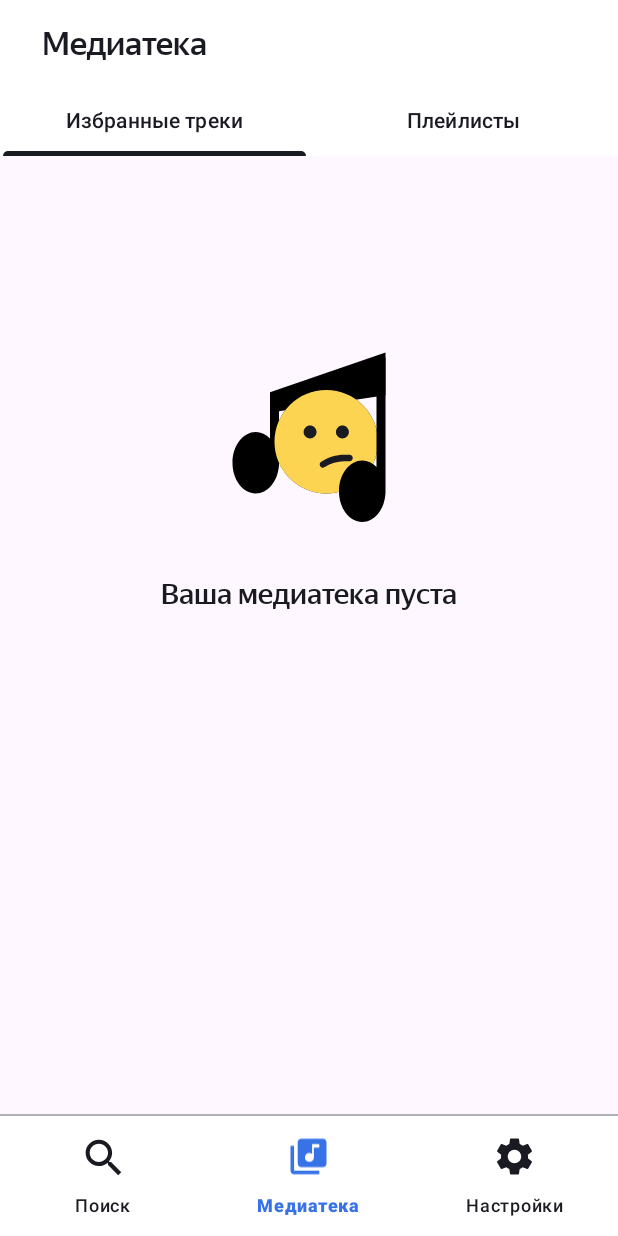
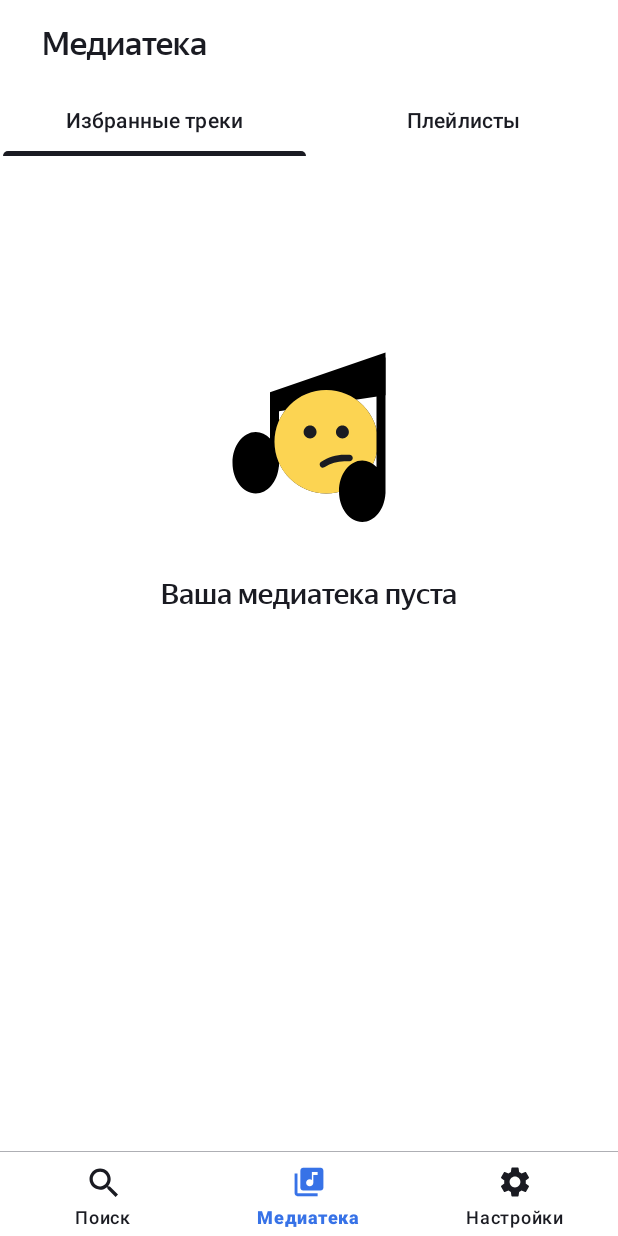
Before and after one commit to Dmitriy-2001/PlaylistMaker, an Android app: the screen it shows after launch (RootActivity), on a phone screen of 412 x 824 dp. Run offline under Robolectric (Android 15) with nearby library versions, the phone set to English and light mode, and no system bars; our stand-ins replace Room's generated code, navigation-ui; pictures from the network do not load.

Commit message:
спринт 21/2

```diff
--- a/app/src/main/java/com/example/playlistmaker/di/MedialibraryModule.kt
+++ b/app/src/main/java/com/example/playlistmaker/di/MedialibraryModule.kt
@@ -5,6 +5,7 @@ import androidx.room.migration.Migration
 import androidx.sqlite.db.SupportSQLiteDatabase
 import com.example.playlistmaker.media.data.db.AppDatabase
 import com.example.playlistmaker.media.data.repository.FavoriteTracksRepositoryImpl
+import com.example.playlistmaker.media.domain.interactors.FavoriteTracksInteractor
 import com.example.playlistmaker.media.domain.repository.FavoriteTracksRepository
 import com.example.playlistmaker.media.presentation.MedialibraryFavouritesViewModel
 import com.example.playlistmaker.media.presentation.MedialibraryPlaylistsViewModel
@@ -15,36 +16,39 @@ import org.koin.dsl.module
 
 val medialibraryModule = module {
 
-    viewModel { MedialibraryFavouritesViewModel(get()) }
+    // DAO
+    single { get<AppDatabase>().favoriteTracksDao() }
+
+    // Репозиторий избранных треков
+    single<FavoriteTracksRepository> { FavoriteTracksRepositoryImpl(dao = get()) }
+
+    // Интерактор избранных треков
+    single { FavoriteTracksInteractor(repository = get()) }
+
+    // ViewModel для избранного
+    viewModel { MedialibraryFavouritesViewModel(favoriteTracksInteractor = get()) }
+
+    // ViewModel для плейлистов
+    viewModel { MedialibraryPlaylistsViewModel() }
+
+    // Адаптер для треков
     factory { (onTrackClick: (Track) -> Unit) -> TrackAdapter(onTrackClick) }
 
-    viewModel {
-        MedialibraryPlaylistsViewModel()
-    }
-    // Регистрация репозитория избранных треков
-    single<FavoriteTracksRepository> {
-        FavoriteTracksRepositoryImpl(dao = get())
-    }
-
-    // Определение миграции базы данных
+    // Миграция базы данных
     val MIGRATION_1_2 = object : Migration(1, 2) {
         override fun migrate(database: SupportSQLiteDatabase) {
-            // Добавляем новое поле timestamp с типом INTEGER и значением по умолчанию 0
             database.execSQL("ALTER TABLE favorite_tracks ADD COLUMN timestamp INTEGER DEFAULT 0 NOT NULL")
         }
     }
 
-    // Определение базы данных с миграцией
+    // База данных
     single {
         Room.databaseBuilder(
             get(),
             AppDatabase::class.java,
-            "app_database" // Имя БД
+            "app_database"
         )
-            .addMigrations(MIGRATION_1_2) // Добавляем миграцию
+            .addMigrations(MIGRATION_1_2)
             .build()
     }
-
-    // Определение DAO
-    single { get<AppDatabase>().favoriteTracksDao() }
 }
--- a/app/src/main/java/com/example/playlistmaker/di/PlayerModule.kt
+++ b/app/src/main/java/com/example/playlistmaker/di/PlayerModule.kt
@@ -1,6 +1,7 @@
 package com.example.playlistmaker.di
 
 import android.media.MediaPlayer
+import com.example.playlistmaker.media.domain.interactors.FavoriteTracksInteractor
 import com.example.playlistmaker.player.data.repository.AudioPlayerRepositoryImpl
 import com.example.playlistmaker.player.domain.interactors.AudioPlayerInteractorImpl
 import com.example.playlistmaker.player.domain.interfaces.AudioPlayerInteractor
@@ -11,21 +12,28 @@ import org.koin.androidx.viewmodel.dsl.viewModel
 import org.koin.dsl.module
 
 val playerModule = module {
+    // Медиа-плеер
     factory { MediaPlayer() }
 
+    // Репозиторий аудиоплеера
     factory<AudioPlayerRepository> {
         AudioPlayerRepositoryImpl(mediaPlayer = get())
     }
 
+    // Интерактор аудиоплеера
     factory<AudioPlayerInteractor> {
         AudioPlayerInteractorImpl(audioPlayerRepository = get())
     }
 
+    // Получаем FavoriteTracksInteractor из medialibraryModule
+    single { get<FavoriteTracksInteractor>() }
+
+    // ViewModel для плеера
     viewModel { (track: Track) ->
         PlayerViewModel(
             track = track,
             audioPlayerInteractor = get(),
-            favoriteTracksRepository = get() // Добавляем зависимость
+            favoriteTracksInteractor = get()
         )
     }
 }
--- /dev/null
+++ b/app/src/main/java/com/example/playlistmaker/media/domain/interactors/FavoriteTracksInteractor.kt
@@ -0,0 +1,24 @@
+package com.example.playlistmaker.media.domain.interactors
+
+import com.example.playlistmaker.media.domain.repository.FavoriteTracksRepository
+import com.example.playlistmaker.search.domain.models.Track
+import kotlinx.coroutines.flow.Flow
+
+class FavoriteTracksInteractor(private val repository: FavoriteTracksRepository) {
+
+    fun getFavoriteTracks(): Flow<List<Track>> {
+        return repository.getFavoriteTracks()
+    }
+
+    suspend fun addTrackToFavorites(track: Track) {
+        repository.addTrackToFavorites(track)
+    }
+
+    suspend fun removeTrackFromFavorites(track: Track) {
+        repository.removeTrackFromFavorites(track)
+    }
+
+    fun getFavoriteTrackIds(): Flow<List<Int>> {
+        return repository.getFavoriteTrackIds()
+    }
+}
--- a/app/src/main/java/com/example/playlistmaker/media/presentation/MedialibraryFavouritesViewModel.kt
+++ b/app/src/main/java/com/example/playlistmaker/media/presentation/MedialibraryFavouritesViewModel.kt
@@ -2,14 +2,14 @@ package com.example.playlistmaker.media.presentation
 
 import androidx.lifecycle.ViewModel
 import androidx.lifecycle.viewModelScope
-import com.example.playlistmaker.media.domain.repository.FavoriteTracksRepository
+import com.example.playlistmaker.media.domain.interactors.FavoriteTracksInteractor
 import com.example.playlistmaker.search.domain.models.Track
 import kotlinx.coroutines.flow.MutableStateFlow
 import kotlinx.coroutines.flow.StateFlow
 import kotlinx.coroutines.launch
 
 class MedialibraryFavouritesViewModel(
-    private val favoriteTracksRepository: FavoriteTracksRepository
+    private val favoriteTracksInteractor: FavoriteTracksInteractor
 ) : ViewModel() {
 
     private val _favoriteTracks = MutableStateFlow<List<Track>>(emptyList())
@@ -21,7 +21,7 @@ class MedialibraryFavouritesViewModel(
 
     private fun loadFavoriteTracks() {
         viewModelScope.launch {
-            favoriteTracksRepository.getFavoriteTracks().collect { tracks ->
+            favoriteTracksInteractor.getFavoriteTracks().collect { tracks ->
                 _favoriteTracks.value = tracks
             }
         }
--- a/app/src/main/res/layout/activity_audio_player.xml
+++ b/app/src/main/res/layout/activity_audio_player.xml
@@ -4,6 +4,7 @@
     xmlns:tools="http://schemas.android.com/tools"
     android:layout_width="match_parent"
     android:layout_height="match_parent"
+    android:background="?attr/whiteBlack"
     tools:context=".player.ui.AudioPlayerActivity">
 
         <ImageButton
--- a/app/src/main/res/layout/activity_root.xml
+++ b/app/src/main/res/layout/activity_root.xml
@@ -22,7 +22,7 @@
     <View
         android:id="@+id/divider"
         android:layout_width="0dp"
-        android:layout_height="1dp"
+        android:layout_height="0.5dp"
         android:background="?attr/grayWhite"
         app:layout_constraintBottom_toTopOf="@id/bottomNavigationView"
         app:layout_constraintEnd_toEndOf="parent"
@@ -32,7 +32,7 @@
         style="@style/BottomMenuStyle"
         android:id="@+id/bottomNavigationView"
         android:layout_width="0dp"
-        android:layout_height="wrap_content"
+        android:layout_height="56dp"
         app:layout_constraintBottom_toBottomOf="parent"
         app:layout_constraintEnd_toEndOf="parent"
         app:layout_constraintStart_toStartOf="parent"
--- a/app/src/main/res/layout/fragment_medialibrary.xml
+++ b/app/src/main/res/layout/fragment_medialibrary.xml
@@ -5,6 +5,7 @@
     android:orientation="vertical"
     android:layout_width="match_parent"
     android:layout_height="match_parent"
+    android:background="?attr/whiteBlack"
     tools:context=".media.ui.MediaLibraryFragment">
 
     <androidx.appcompat.widget.Toolbar
--- a/app/src/main/res/layout/fragment_search.xml
+++ b/app/src/main/res/layout/fragment_search.xml
@@ -61,7 +61,8 @@
             android:paddingEnd="@dimen/thirty_two"
             android:textFontWeight="400"
             tools:ignore="TouchTargetSizeCheck"
-            android:singleLine="true"/>
+            android:singleLine="true"
+            android:textCursorDrawable="@null"/>
 
         <ImageView
             android:id="@+id/clearIcon"
--- a/app/src/main/res/layout/fragment_settings.xml
+++ b/app/src/main/res/layout/fragment_settings.xml
@@ -5,6 +5,7 @@
     android:layout_height="match_parent"
     android:orientation="vertical"
     android:theme="@style/Settings"
+    android:background="?attr/whiteBlack"
     tools:context=".settings.ui.SettingFragment">
 
     <!-- Ваша Toolbar -->
--- a/app/src/main/res/values-night/themes.xml
+++ b/app/src/main/res/values-night/themes.xml
@@ -89,6 +89,7 @@
           <item name="android:drawableTint">@color/blackYP</item>
           <item name="android:textSize">@dimen/text</item>
           <item name="android:fontFamily">@font/ys_display_regular</item>
+          <item name="android:colorControlActivated">@color/blue</item>
       </style>
 
       <style name="place_holder">
@@ -126,7 +127,12 @@
           <item name="background">@color/blackYP</item>
           <item name="alpha">1.0</item>
           <item name="itemActiveIndicatorStyle">@android:color/transparent</item>
-          <item name="itemIconSize">30dp</item>
+          <item name="itemIconSize">24dp</item>
+
+          <item name="itemPaddingTop">8dp</item>
+          <item name="itemPaddingBottom">8dp</item>
+          <item name="android:fontFamily">@font/ys_display_regular</item>
+          <item name="android:textSize">@dimen/menu_text</item>
       </style>
 
 </resources>
--- a/app/src/main/res/values/dimens.xml
+++ b/app/src/main/res/values/dimens.xml
@@ -1,6 +1,7 @@
 <?xml version="1.0" encoding="utf-8"?>
 <resources>
     <dimen name="small_text">11sp</dimen>
+    <dimen name="menu_text">12sp</dimen>
     <dimen name="text13">13sp</dimen>
     <dimen name="medium_text">14sp</dimen>
     <dimen name="text">16sp</dimen>
--- a/app/src/main/res/values/themes.xml
+++ b/app/src/main/res/values/themes.xml
@@ -77,6 +77,7 @@
         <item name="android:drawableTint">@color/gray</item>
         <item name="android:textSize">@dimen/text</item>
         <item name="android:fontFamily">@font/ys_display_regular</item>
+        <item name="android:colorControlActivated">@color/blue</item>
     </style>
 
     <style name="place_holder">
@@ -115,7 +116,12 @@
         <item name="background">@color/white</item>
         <item name="alpha">1.0</item>
         <item name="itemActiveIndicatorStyle">@android:color/transparent</item>
-        <item name="itemIconSize">30dp</item>
+        <item name="itemIconSize">24dp</item>
+
+        <item name="itemPaddingTop">8dp</item>
+        <item name="itemPaddingBottom">8dp</item>
+        <item name="android:fontFamily">@font/ys_display_regular</item>
+        <item name="android:textSize">@dimen/menu_text</item>
     </style>
 
 </resources>
```
Also changed, not shown: app/src/main/java/com/example/playlistmaker/player/presentation/PlayerViewModel.kt (+4 -4 lines).
